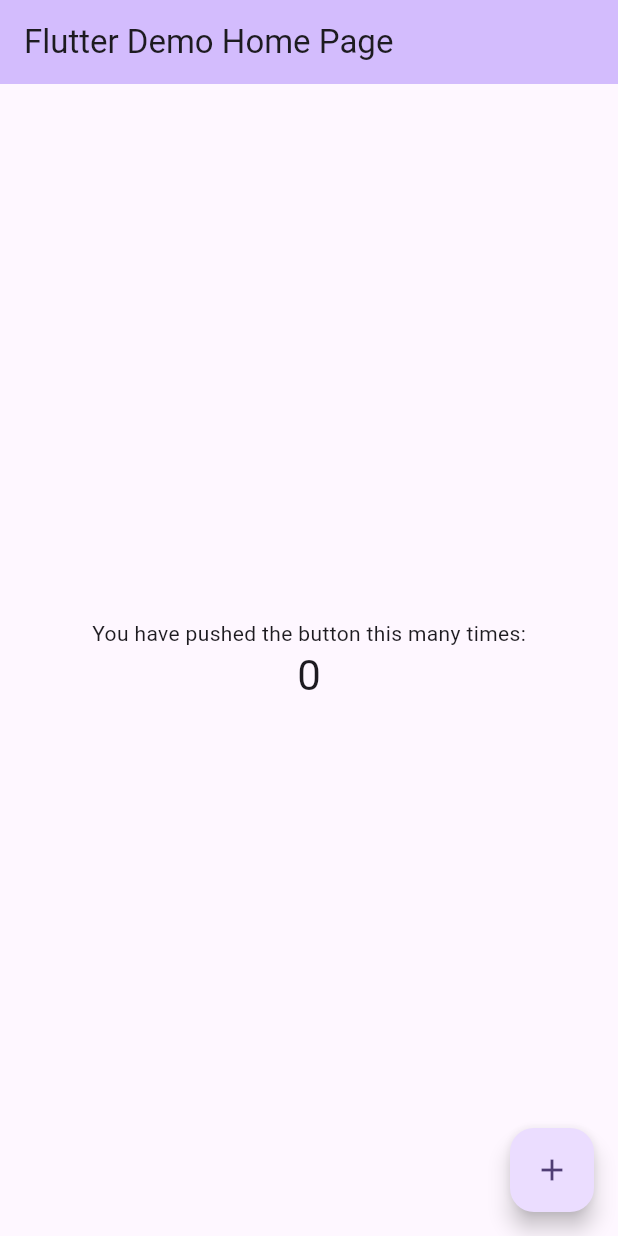
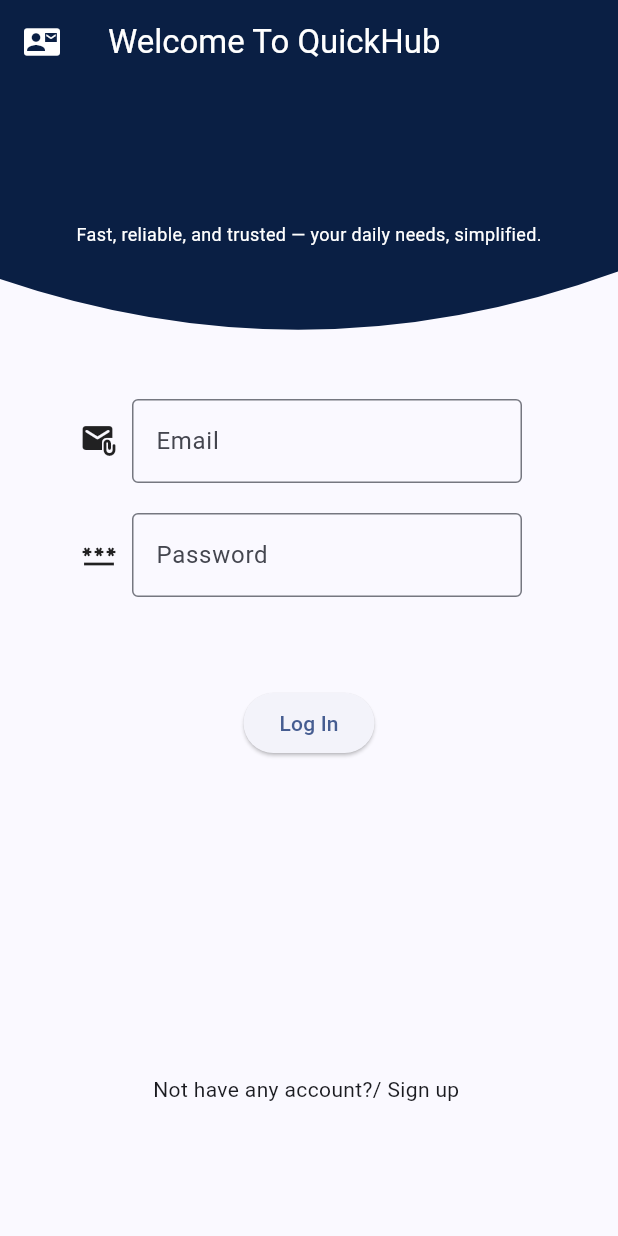
Before and after one commit to 1224jatin/quick_hub_project, a Flutter app: the screen it shows after launch, on a phone screen of 412 x 824 dp. Run offline on Flutter 3.47's test engine with Material 3 defaults, Android fonts, the phone set to English and light mode, and no system bars.

Commit message:
initial commit

```diff
--- a/lib/main.dart
+++ b/lib/main.dart
@@ -1,4 +1,6 @@
 import 'package:flutter/material.dart';
+import 'package:quick_hub_project/view/screens/login_screen.dart';
+
 
 void main() {
   runApp(const MyApp());
@@ -6,117 +8,36 @@ void main() {
 
 class MyApp extends StatelessWidget {
   const MyApp({super.key});
-
-  // This widget is the root of your application.
   @override
   Widget build(BuildContext context) {
     return MaterialApp(
-      title: 'Flutter Demo',
       theme: ThemeData(
-        // This is the theme of your application.
-        //
-        // TRY THIS: Try running your application with "flutter run". You'll see
-        // the application has a purple toolbar. Then, without quitting the app,
-        // try changing the seedColor in the colorScheme below to Colors.green
-        // and then invoke "hot reload" (save your changes or press the "hot
-        // reload" button in a Flutter-supported IDE, or press "r" if you used
-        // the command line to start the app).
-        //
-        // Notice that the counter didn't reset back to zero; the application
-        // state is not lost during the reload. To reset the state, use hot
-        // restart instead.
-        //
-        // This works for code too, not just values: Most code changes can be
-        // tested with just a hot reload.
-        colorScheme: .fromSeed(seedColor: Colors.deepPurple),
+        colorScheme: ColorScheme.fromSeed(
+          seedColor: const Color(0xFF0A1F44),
+          brightness: Brightness.light,
+        ),
+        useMaterial3: true,
       ),
-      home: const MyHomePage(title: 'Flutter Demo Home Page'),
+      darkTheme: ThemeData(
+        colorScheme: ColorScheme.fromSeed(
+          seedColor: const Color(0xFF0A1F44),
+          brightness: Brightness.dark,
+        ),
+        useMaterial3: true,
+      ),
+      home: LoginScreen(),
     );
   }
 }
 
 class MyHomePage extends StatefulWidget {
-  const MyHomePage({super.key, required this.title});
-
-  // This widget is the home page of your application. It is stateful, meaning
-  // that it has a State object (defined below) that contains fields that affect
-  // how it looks.
-
-  // This class is the configuration for the state. It holds the values (in this
-  // case the title) provided by the parent (in this case the App widget) and
-  // used by the build method of the State. Fields in a Widget subclass are
-  // always marked "final".
-
-  final String title;
-
+  const MyHomePage({super.key});
   @override
   State<MyHomePage> createState() => _MyHomePageState();
 }
-
 class _MyHomePageState extends State<MyHomePage> {
-  int _counter = 0;
-
-  void _incrementCounter() {
-    setState(() {
-      // This call to setState tells the Flutter framework that something has
-      // changed in this State, which causes it to rerun the build method below
-      // so that the display can reflect the updated values. If we changed
-      // _counter without calling setState(), then the build method would not be
-      // called again, and so nothing would appear to happen.
-      _counter++;
-    });
-  }
-
   @override
   Widget build(BuildContext context) {
-    // This method is rerun every time setState is called, for instance as done
-    // by the _incrementCounter method above.
-    //
-    // The Flutter framework has been optimized to make rerunning build methods
-    // fast, so that you can just rebuild anything that needs updating rather
-    // than having to individually change instances of widgets.
-    return Scaffold(
-      appBar: AppBar(
-        // TRY THIS: Try changing the color here to a specific color (to
-        // Colors.amber, perhaps?) and trigger a hot reload to see the AppBar
-        // change color while the other colors stay the same.
-        backgroundColor: Theme.of(context).colorScheme.inversePrimary,
-        // Here we take the value from the MyHomePage object that was created by
-        // the App.build method, and use it to set our appbar title.
-        title: Text(widget.title),
-      ),
-      body: Center(
-        // Center is a layout widget. It takes a single child and positions it
-        // in the middle of the parent.
-        child: Column(
-          // Column is also a layout widget. It takes a list of children and
-          // arranges them vertically. By default, it sizes itself to fit its
-          // children horizontally, and tries to be as tall as its parent.
-          //
-          // Column has various properties to control how it sizes itself and
-          // how it positions its children. Here we use mainAxisAlignment to
-          // center the children vertically; the main axis here is the vertical
-          // axis because Columns are vertical (the cross axis would be
-          // horizontal).
-          //
-          // TRY THIS: Invoke "debug painting" (choose the "Toggle Debug Paint"
-          // action in the IDE, or press "p" in the console), to see the
-          // wireframe for each widget.
-          mainAxisAlignment: .center,
-          children: [
-            const Text('You have pushed the button this many times:'),
-            Text(
-              '$_counter',
-              style: Theme.of(context).textTheme.headlineMedium,
-            ),
-          ],
-        ),
-      ),
-      floatingActionButton: FloatingActionButton(
-        onPressed: _incrementCounter,
-        tooltip: 'Increment',
-        child: const Icon(Icons.add),
-      ),
-    );
+    return Scaffold();
   }
 }
--- /dev/null
+++ b/lib/view/screens/login_screen.dart
@@ -0,0 +1,115 @@
+import 'package:flutter/material.dart';
+import 'package:quick_hub_project/view/screens/register_screen.dart';
+
+class LoginScreen extends StatefulWidget {
+  @override
+  State<StatefulWidget> createState() => _LoginScreen();
+
+
+}
+
+class _LoginScreen extends State<LoginScreen> {
+
+
+  @override
+  Widget build(BuildContext context) {
+    return Scaffold(
+      appBar: AppBar(
+        backgroundColor: const Color(0xFF0A1F44),
+        leading: const Icon(
+          Icons.quick_contacts_mail,
+          color: Colors.white,
+        ),
+        title: const Text(
+          "Welcome To QuickHub",
+          style: TextStyle(color: Colors.white),
+        ),
+      ),
+      body: SingleChildScrollView(
+          child: Column(
+            children: [
+              ClipPath(
+                clipper: MyCustomClipper(),
+                child: Container(
+                  height: 200,
+                  color: const Color(0xFF0A1F44),
+                  child: const Center(
+                    child: Text(
+                      "Fast, reliable, and trusted — your daily needs, simplified.",
+                      style: TextStyle(color: Colors.white, fontSize: 12, ),
+                    ),
+                  ),
+                ),
+              ),
+              Column(
+                mainAxisAlignment: MainAxisAlignment.center,
+                crossAxisAlignment: CrossAxisAlignment.center,
+                children: [
+                  Row(
+                    mainAxisAlignment: MainAxisAlignment.center,
+                    crossAxisAlignment: CrossAxisAlignment.center,
+                    children: [
+                      Icon(Icons.attach_email_rounded),
+                      Container(
+                        width: 280,
+                        padding: EdgeInsets.all(10),
+                        child: TextField(
+                          decoration: InputDecoration(
+                            border: OutlineInputBorder(),
+                            labelText: "Email",
+                          ),
+                        ),
+                      )
+                    ],
+                  ),
+                  Row(
+                    mainAxisAlignment: MainAxisAlignment.center,
+                    crossAxisAlignment: CrossAxisAlignment.center,
+                    children: [
+                      Icon(Icons.password_sharp),
+                      Container(
+                        width: 280,
+                        padding: EdgeInsets.all(10),
+                        child: TextField(
+                          decoration: InputDecoration(
+                            border: OutlineInputBorder(),
+                            labelText: "Password",
+                          ),
+                        ),
+                      )
+                    ],
+                  ),
+                  SizedBox(height: 50),
+                  ElevatedButton(onPressed: (){
+
+                  },child: const Text("Log In")),
+                  InkWell(
+                    child: Container(padding: EdgeInsets.fromLTRB(0, 210, 0, 0),
+                      child: Text("Not have any account?/ Sign up " ),
+                    ),onTap: (){
+                    Navigator.push(context, MaterialPageRoute(builder: (context)=>RegisterScreen()));
+                  },
+                  )
+                ],
+              )
+            ],
+          )),
+    );
+  }
+}
+
+class MyCustomClipper extends CustomClipper<Path> {
+  @override
+  Path getClip(Size size) {
+    Path path = Path();
+    path.lineTo(0, size.height - 70);
+    path.quadraticBezierTo(
+        size.width / 2, size.height, size.width, size.height/2 + 25);
+    path.lineTo(size.width , 0);
+    path.close();
+    return path;
+  }
+
+  @override
+  bool shouldReclip(CustomClipper<Path> oldClipper) => false;
+}
```
Also changed, not shown: lib/view/screens/register_screen.dart (added, +155 -0 lines).
